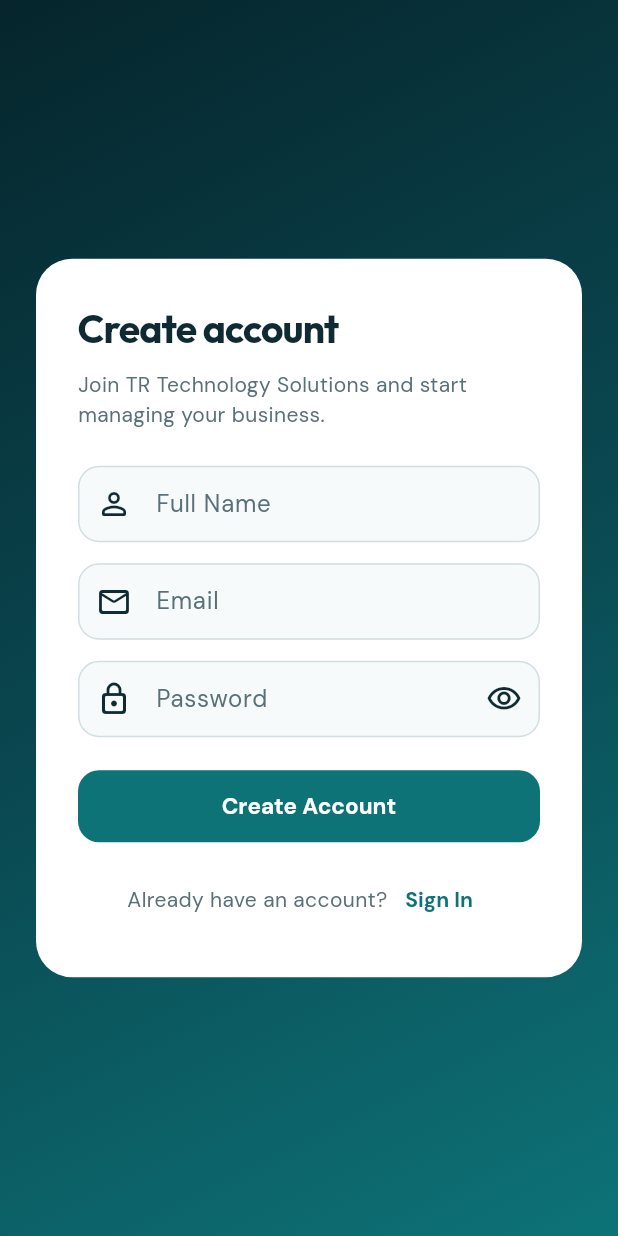
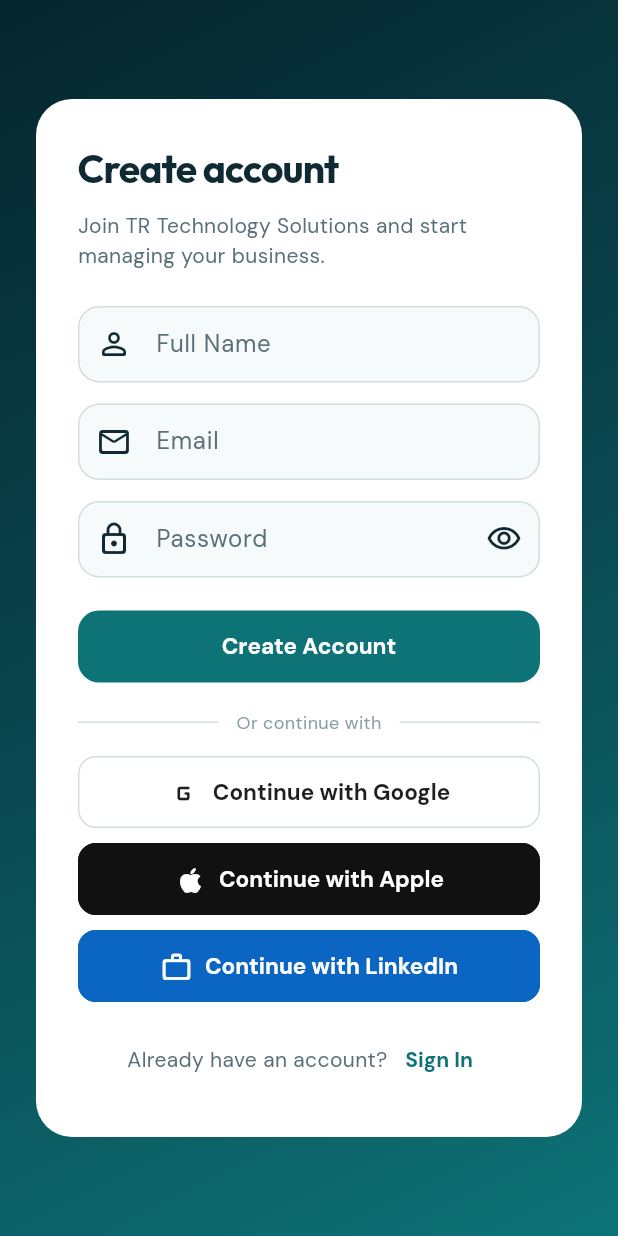
Before and after one commit to PRABHVEERSINGH17/2023a1r109king, a Flutter app: the SignupScreen screen opened by its route, on a phone screen of 412 x 824 dp. Run offline on Flutter 3.47's test engine with Material 3 defaults, Android fonts, the phone set to English and light mode, and no system bars; our stand-ins replace fl_chart, flutter_dotenv, flutter_riverpod, go_router, shared_preferences, supabase_flutter; accounts and stored records are empty.

Commit message:
Add Google, Apple, and LinkedIn social sign-in
Wire Supabase OAuth buttons on login/signup, add mobile deep-link
callbacks, and document provider setup in SOCIAL_LOGIN.md.

Co-authored-by: Prabhveer singh <PRABHVEERSINGH17@users.noreply.github.com>

```diff
--- a/tr_tech_solutions/lib/features/auth/screens/login_screen.dart
+++ b/tr_tech_solutions/lib/features/auth/screens/login_screen.dart
@@ -6,6 +6,7 @@ import 'package:tr_tech_solutions/core/theme/app_colors.dart';
 import 'package:tr_tech_solutions/core/theme/app_motion.dart';
 import 'package:tr_tech_solutions/core/theme/app_typography.dart';
 import 'package:tr_tech_solutions/features/auth/providers/auth_provider.dart';
+import 'package:tr_tech_solutions/features/auth/widgets/social_auth_buttons.dart';
 
 class LoginScreen extends ConsumerStatefulWidget {
   const LoginScreen({super.key});
@@ -244,6 +245,8 @@ class _LoginScreenState extends ConsumerState<LoginScreen> {
                     : const Text('Sign In'),
               ),
             ),
+            const SizedBox(height: 18),
+            const SocialAuthButtons(),
             const SizedBox(height: 14),
             Row(
               mainAxisAlignment: MainAxisAlignment.center,
--- a/tr_tech_solutions/lib/features/auth/screens/signup_screen.dart
+++ b/tr_tech_solutions/lib/features/auth/screens/signup_screen.dart
@@ -4,6 +4,7 @@ import 'package:go_router/go_router.dart';
 import 'package:tr_tech_solutions/core/config/supabase_config.dart';
 import 'package:tr_tech_solutions/core/theme/app_colors.dart';
 import 'package:tr_tech_solutions/features/auth/providers/auth_provider.dart';
+import 'package:tr_tech_solutions/features/auth/widgets/social_auth_buttons.dart';
 
 class SignupScreen extends ConsumerStatefulWidget {
   const SignupScreen({super.key});
@@ -165,6 +166,8 @@ class _SignupScreenState extends ConsumerState<SignupScreen> {
                               : const Text('Create Account'),
                         ),
                       ),
+                      const SizedBox(height: 18),
+                      const SocialAuthButtons(),
                       const SizedBox(height: 14),
                       Row(
                         mainAxisAlignment: MainAxisAlignment.center,
--- /dev/null
+++ b/tr_tech_solutions/lib/features/auth/widgets/social_auth_buttons.dart
@@ -0,0 +1,203 @@
+import 'package:flutter/material.dart';
+import 'package:flutter_riverpod/flutter_riverpod.dart';
+import 'package:go_router/go_router.dart';
+import 'package:tr_tech_solutions/core/config/supabase_config.dart';
+import 'package:tr_tech_solutions/core/theme/app_colors.dart';
+import 'package:tr_tech_solutions/core/theme/app_typography.dart';
+import 'package:tr_tech_solutions/features/auth/providers/auth_provider.dart';
+
+/// Google / Apple / LinkedIn sign-in buttons for login & signup screens.
+class SocialAuthButtons extends ConsumerStatefulWidget {
+  const SocialAuthButtons({super.key});
+
+  @override
+  ConsumerState<SocialAuthButtons> createState() => _SocialAuthButtonsState();
+}
+
+class _SocialAuthButtonsState extends ConsumerState<SocialAuthButtons> {
+  SocialAuthProvider? _busy;
+
+  Future<void> _onTap(SocialAuthProvider provider) async {
+    if (_busy != null) return;
+    setState(() => _busy = provider);
+
+    final auth = ref.read(authServiceProvider);
+    try {
+      await auth.signInWithSocial(provider);
+      if (!mounted) return;
+
+      ScaffoldMessenger.of(context).showSnackBar(
+        SnackBar(
+          content: Text(
+            'Complete ${provider.name} sign-in in the browser window…',
+          ),
+        ),
+      );
+
+      final ok = await auth.waitForSession();
+      if (!mounted) return;
+      if (ok) {
+        context.go('/dashboard');
+      } else {
+        ScaffoldMessenger.of(context).showSnackBar(
+          const SnackBar(
+            content: Text(
+              'Sign-in was not completed. Try again, or use Demo Mode.',
+            ),
+          ),
+        );
+      }
+    } catch (e) {
+      if (!mounted) return;
+      final message = e.toString();
+      final needsSetup = message.contains('Supabase') ||
+          message.contains('provider is not enabled') ||
+          message.contains('Unsupported provider') ||
+          message.contains('validation_failed');
+
+      ScaffoldMessenger.of(context).showSnackBar(
+        SnackBar(
+          content: Text(
+            needsSetup
+                ? 'Enable ${provider.name} in Supabase (see SOCIAL_LOGIN.md), or use Demo Mode.'
+                : 'Social login failed: $e',
+          ),
+          action: SnackBarAction(
+            label: 'Demo Mode',
+            textColor: AppColors.primaryLight,
+            onPressed: () async {
+              await ref.read(authServiceProvider).enterDemoMode();
+              if (!context.mounted) return;
+              context.go('/dashboard');
+            },
+          ),
+        ),
+      );
+    } finally {
+      if (mounted) setState(() => _busy = null);
+    }
+  }
+
+  @override
+  Widget build(BuildContext context) {
+    return Column(
+      crossAxisAlignment: CrossAxisAlignment.stretch,
+      children: [
+        Row(
+          children: [
+            const Expanded(child: Divider()),
+            Padding(
+              padding: const EdgeInsets.symmetric(horizontal: 12),
+              child: Text(
+                'Or continue with',
+                style: const TextStyle(
+                  color: AppColors.textMuted,
+                  fontSize: 12,
+                  fontFamily: AppTypography.body,
+                ),
+              ),
+            ),
+            const Expanded(child: Divider()),
+          ],
+        ),
+        const SizedBox(height: 14),
+        if (!SupabaseConfig.isConfigured)
+          Padding(
+            padding: const EdgeInsets.only(bottom: 10),
+            child: Text(
+              'Social login needs Supabase providers enabled (SOCIAL_LOGIN.md). Demo Mode works now.',
+              textAlign: TextAlign.center,
+              style: TextStyle(
+                color: AppColors.textMuted,
+                fontSize: 11,
+                height: 1.35,
+                fontFamily: AppTypography.body,
+              ),
+            ),
+          ),
+        _SocialButton(
+          label: 'Continue with Google',
+          background: Colors.white,
+          foreground: const Color(0xFF1F1F1F),
+          border: AppColors.border,
+          icon: Icons.g_mobiledata_rounded,
+          loading: _busy == SocialAuthProvider.google,
+          onPressed: _busy == null ? () => _onTap(SocialAuthProvider.google) : null,
+        ),
+        const SizedBox(height: 10),
+        _SocialButton(
+          label: 'Continue with Apple',
+          background: const Color(0xFF111111),
+          foreground: Colors.white,
+          border: const Color(0xFF111111),
+          icon: Icons.apple,
+          loading: _busy == SocialAuthProvider.apple,
+          onPressed: _busy == null ? () => _onTap(SocialAuthProvider.apple) : null,
+        ),
+        const SizedBox(height: 10),
+        _SocialButton(
+          label: 'Continue with LinkedIn',
+          background: const Color(0xFF0A66C2),
+          foreground: Colors.white,
+          border: const Color(0xFF0A66C2),
+          icon: Icons.work_outline_rounded,
+          loading: _busy == SocialAuthProvider.linkedin,
+          onPressed: _busy == null ? () => _onTap(SocialAuthProvider.linkedin) : null,
+        ),
+      ],
+    );
+  }
+}
+
+class _SocialButton extends StatelessWidget {
+  final String label;
+  final Color background;
+  final Color foreground;
+  final Color border;
+  final IconData icon;
+  final bool loading;
+  final VoidCallback? onPressed;
+
+  const _SocialButton({
+    required this.label,
+    required this.background,
+    required this.foreground,
+    required this.border,
+    required this.icon,
+    required this.loading,
+    required this.onPressed,
+  });
+
+  @override
+  Widget build(BuildContext context) {
+    return SizedBox(
+      height: 48,
+      child: OutlinedButton.icon(
+        onPressed: onPressed,
+        style: OutlinedButton.styleFrom(
+          backgroundColor: background,
+          foregroundColor: foreground,
+          side: BorderSide(color: border),
+          shape: RoundedRectangleBorder(borderRadius: BorderRadius.circular(12)),
+        ),
+        icon: loading
+            ? SizedBox(
+                width: 18,
+                height: 18,
+                child: CircularProgressIndicator(
+                  strokeWidth: 2,
+                  color: foreground,
+                ),
+              )
+            : Icon(icon, size: 22),
+        label: Text(
+          label,
+          style: TextStyle(
+            fontWeight: FontWeight.w600,
+            fontFamily: AppTypography.body,
+          ),
+        ),
+      ),
+    );
+  }
+}
--- a/tr_tech_solutions/lib/main.dart
+++ b/tr_tech_solutions/lib/main.dart
@@ -26,6 +26,9 @@ Future<void> main() async {
       await Supabase.initialize(
         url: SupabaseConfig.url,
         anonKey: SupabaseConfig.anonKey, // ignore: deprecated_member_use
+        authOptions: const FlutterAuthClientOptions(
+          authFlowType: AuthFlowType.pkce,
+        ),
       );
     } catch (_) {
       // Continue — Demo Mode remains fully usable.
```
Also changed, not shown: tr_tech_solutions/lib/core/config/supabase_config.dart (+12 -0 lines), tr_tech_solutions/lib/features/auth/providers/auth_provider.dart (+60 -0 lines), 4 other files.
